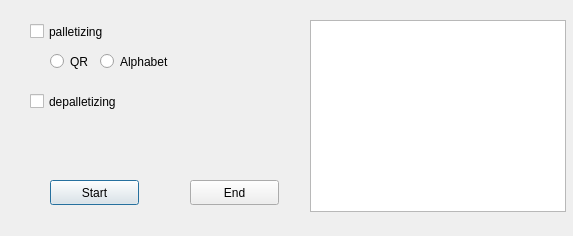
Old version of the form UI/im.ui in the repository onunn/im.
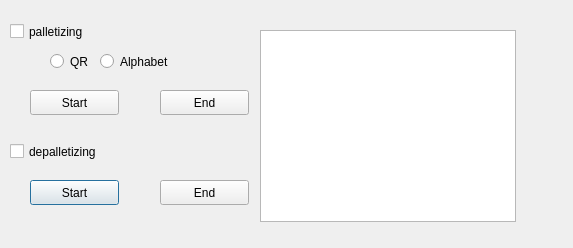
New version of the form.

```diff
--- a/UI/im.ui
+++ b/UI/im.ui
@@ -7,10 +7,9 @@
     <x>0</x>
     <y>0</y>
     <width>573</width>
-    <height>236</height>
+    <height>248</height>
    </rect>
   </property>
-
   <property name="windowTitle">
    <string>Dialog</string>
   </property>
@@ -18,13 +17,12 @@
   <widget class="QCheckBox" name="palletizing">
    <property name="geometry">
     <rect>
-     <x>30</x>
+     <x>10</x>
      <y>20</y>
      <width>92</width>
      <height>23</height>
     </rect>
    </property>
-
    <property name="text">
     <string>palletizing</string>
    </property>
@@ -33,8 +31,8 @@
   <widget class="QCheckBox" name="depalletizing">
    <property name="geometry">
     <rect>
-     <x>30</x>
-     <y>90</y>
+     <x>10</x>
+     <y>140</y>
      <width>151</width>
      <height>23</height>
     </rect>
@@ -71,11 +69,10 @@
     <string>Alphabet</string>
    </property>
   </widget>
-
-  <widget class="QPushButton" name="Start">
+  <widget class="QPushButton" name="Depallet_Start">
    <property name="geometry">
     <rect>
-     <x>50</x>
+     <x>30</x>
      <y>180</y>
      <width>89</width>
      <height>25</height>
@@ -85,11 +82,10 @@
     <string>Start</string>
    </property>
   </widget>
-
-  <widget class="QPushButton" name="End">
+  <widget class="QPushButton" name="Pallet_End">
    <property name="geometry">
     <rect>
-     <x>190</x>
+     <x>160</x>
      <y>180</y>
      <width>89</width>
      <height>25</height>
@@ -99,18 +95,42 @@
     <string>End</string>
    </property>
   </widget>
-
   <widget class="QGraphicsView" name="graphicsView">
    <property name="geometry">
     <rect>
-     <x>310</x>
-     <y>20</y>
+     <x>260</x>
+     <y>30</y>
      <width>256</width>
      <height>192</height>
     </rect>
    </property>
   </widget>
-
+  <widget class="QPushButton" name="Pallet_Start">
+   <property name="geometry">
+    <rect>
+     <x>30</x>
+     <y>90</y>
+     <width>89</width>
+     <height>25</height>
+    </rect>
+   </property>
+   <property name="text">
+    <string>Start</string>
+   </property>
+  </widget>
+  <widget class="QPushButton" name="Depallet_End">
+   <property name="geometry">
+    <rect>
+     <x>160</x>
+     <y>90</y>
+     <width>89</width>
+     <height>25</height>
+    </rect>
+   </property>
+   <property name="text">
+    <string>End</string>
+   </property>
+  </widget>
  </widget>
  <resources/>
  <connections/>
```
Left out of the diff: 4 changed lines with no effect on the pictures.
